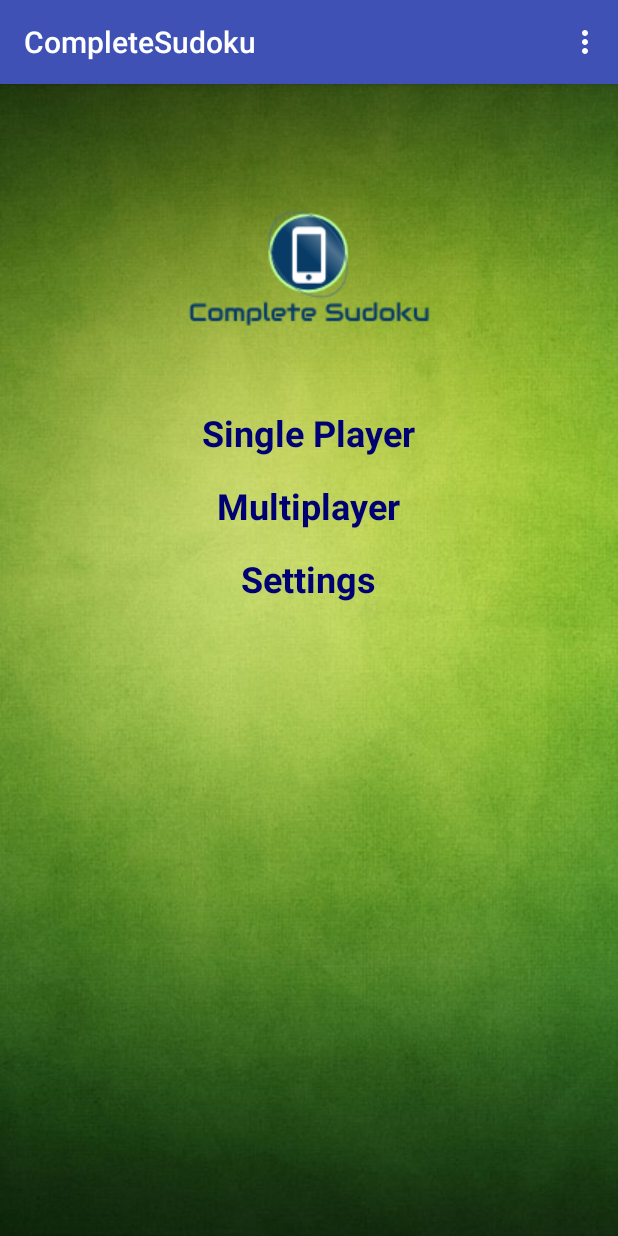
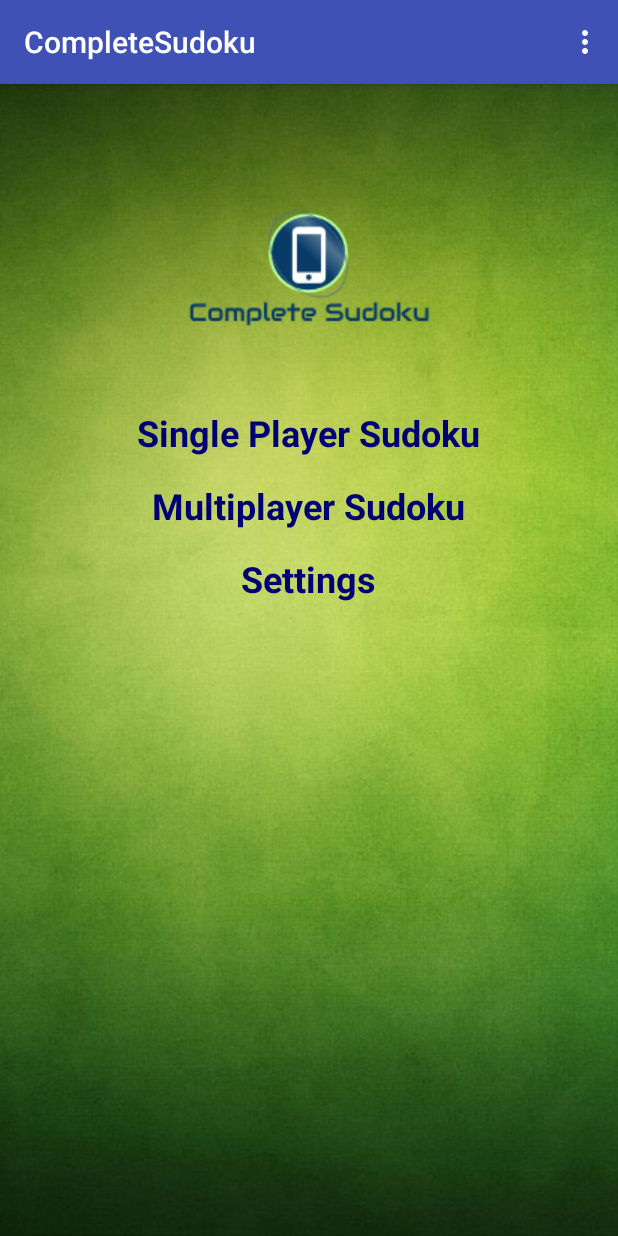
Before and after one commit to dornelasN/CompleteSudoku2, an Android app: the screen it shows after launch (MainActivity), on a phone screen of 412 x 824 dp. Run offline under Robolectric (Android 15) with nearby library versions, the light colour scheme and no system bars; our stand-ins replace Firebase (no records; nobody signed in at launch, a user with empty details on screens opened directly); libraries missing offline, so code that uses them is left out: com.facebook, com.facebook.appevents, com.firebase.ui; 15 statements that could not run were skipped.

Commit message:
Second application UI commit

```diff
--- a/app/build.gradle
+++ b/app/build.gradle
@@ -24,14 +24,17 @@
     androidTestCompile('com.android.support.test.espresso:espresso-core:2.2.2', {
         exclude group: 'com.android.support', module: 'support-annotations'
     })
+    //    compile 'com.facebook.android:facebook-android-sdk:[4,5)'
     compile 'com.android.support:appcompat-v7:25.1.1'
     compile 'com.google.firebase:firebase-core:9.2.0'
     compile 'com.google.firebase:firebase-database:9.2.0'
     compile 'com.google.firebase:firebase-auth:9.2.0'
     compile 'com.firebaseui:firebase-ui:0.4.4'
-//    compile 'com.facebook.android:facebook-android-sdk:[4,5)'
+    compile 'com.android.support.constraint:constraint-layout:1.0.2'
     testCompile 'junit:junit:4.12'
 }
 
 
+
+
 apply plugin: 'com.google.gms.google-services'
--- a/app/src/main/AndroidManifest.xml
+++ b/app/src/main/AndroidManifest.xml
@@ -27,7 +27,7 @@
         <activity android:name=".GuestActivity" />
         <activity android:name=".PlayGameActivity" />
         <activity android:name=".UploadActivity" />
-        <activity android:name=".SavedGamesActivity"></activity>
+        <activity android:name=".SavedGamesActivity" />
         <activity
             android:name="com.facebook.FacebookActivity"
             android:configChanges="keyboard|keyboardHidden|screenLayout|screenSize|orientation"
@@ -47,6 +47,10 @@
         <activity
             android:name=".GameOriginOptionsActivity"
             android:label="@string/title_activity_game_origin_options"
+            android:theme="@style/AppTheme.NoActionBar" />
+        <activity
+            android:name=".UploadOptions"
+            android:label="@string/title_activity_upload_options"
             android:theme="@style/AppTheme.NoActionBar"></activity>
     </application>
 
--- a/app/src/main/res/layout/activity_main.xml
+++ b/app/src/main/res/layout/activity_main.xml
@@ -9,8 +9,8 @@
     android:paddingLeft="@dimen/activity_horizontal_margin"
     android:paddingRight="@dimen/activity_horizontal_margin"
     android:paddingTop="@dimen/activity_vertical_margin"
-    android:background="@drawable/background2_image"
-    tools:context="com.example.enkhturbadamsaikhan.completesudoku.MainActivity">
+    tools:context="com.example.enkhturbadamsaikhan.completesudoku.MainActivity"
+    android:background="@drawable/background2_image">
 
 
 
@@ -23,7 +23,6 @@
         android:orientation="vertical"
         android:layout_alignParentTop="true"
         android:layout_alignParentStart="true"
-
         >
 
         <ImageView
@@ -44,7 +43,7 @@
             android:textSize="24sp"
             android:textStyle="bold"
             android:textColor="#000075"
-            android:text="Single Player" />
+            android:text="Single Player Sudoku" />
 
         <TextView
             android:id="@+id/multiPlayer"
@@ -57,7 +56,7 @@
             android:textStyle="bold"
             android:textColor="#000075"
             android:layout_marginTop="16dp"
-            android:text="Multiplayer" />
+            android:text="Multiplayer Sudoku" />
 
         <TextView
             android:id="@+id/settings"
--- a/app/src/main/res/values/strings.xml
+++ b/app/src/main/res/values/strings.xml
@@ -32,4 +32,5 @@
     <string name="facebook_application_id" translatable="false">995849827213662</string>
     <string name="fb_login_protocol_scheme">fb1172523412805682</string>
     <string name="title_activity_game_origin_options">GameOriginOptionsActivity</string>
+    <string name="title_activity_upload_options">UploadOptions</string>
 </resources>
```
Also changed, not shown: app/src/main/java/com/example/enkhturbadamsaikhan/completesudoku/UploadOptions.java (added, +29 -0 lines), app/src/main/res/layout/activity_upload_options.xml (added, +33 -0 lines), app/src/main/res/layout/content_upload_options.xml (added, +11 -0 lines).
